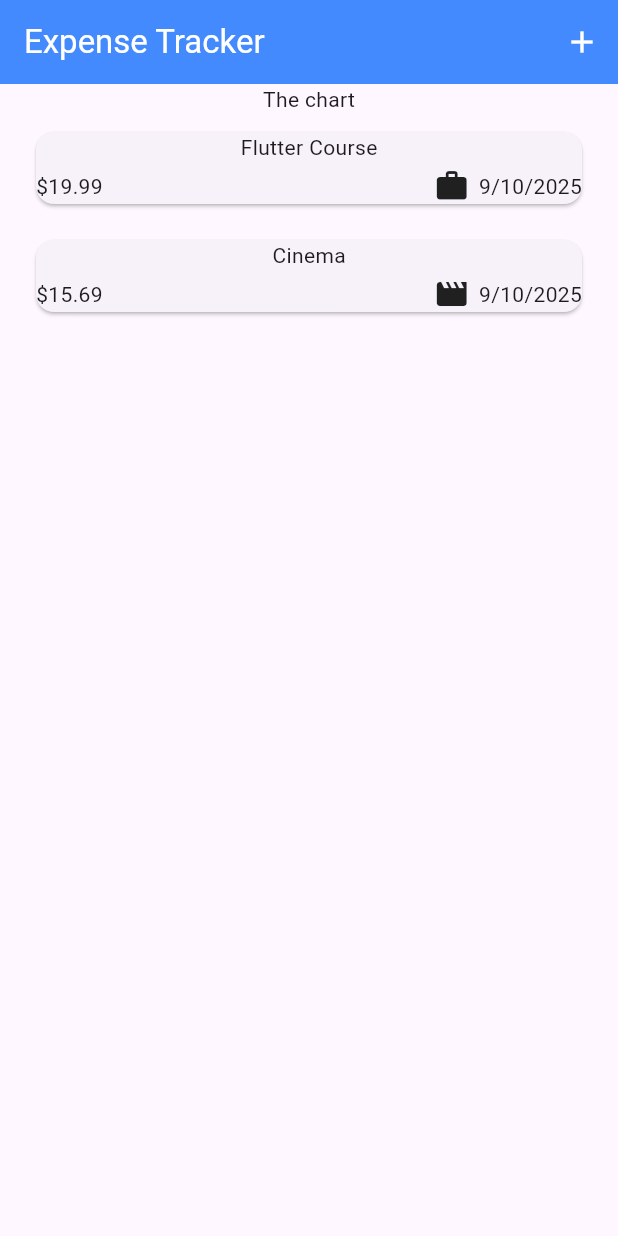
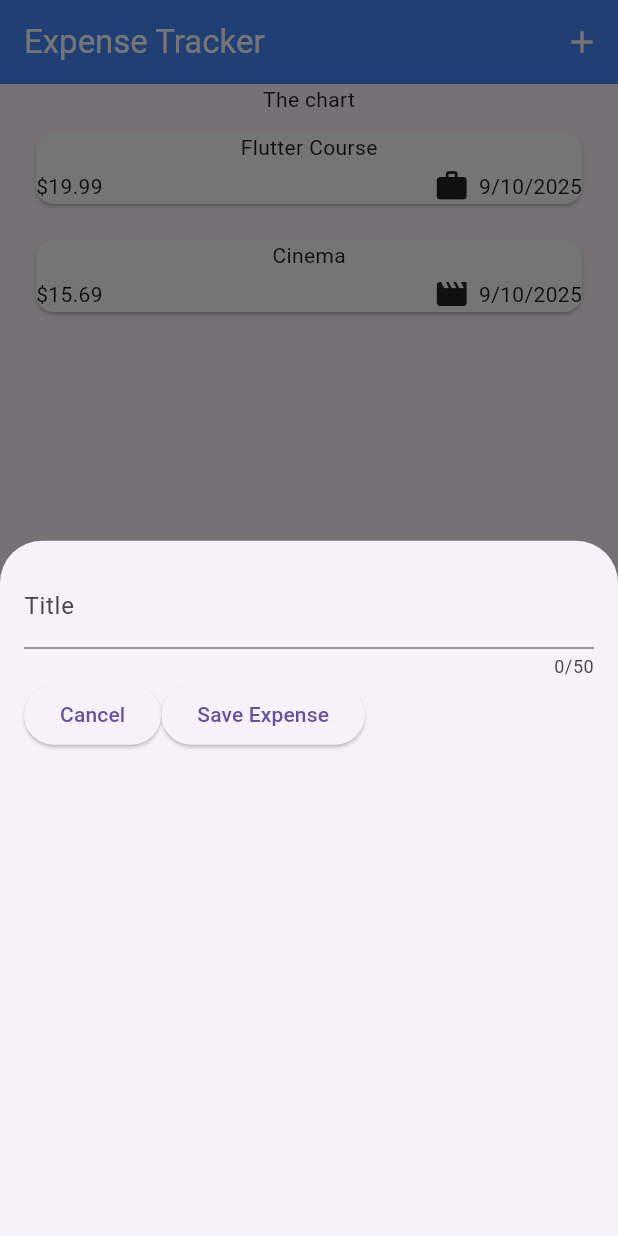
Before and after one commit to esperantkela/flutter-expensive-tracker-app, a Flutter app: the screen it shows after launch, after a tap on the "add" icon, on a phone screen of 412 x 824 dp. Run offline on Flutter 3.47's test engine with Material 3 defaults, Android fonts, the phone set to English and light mode, and no system bars.

Commit message:
feat(expenses): implement NewExpense widget and enhance expense addition functionality

```diff
--- a/lib/expenses.dart
+++ b/lib/expenses.dart
@@ -1,27 +1,50 @@
 import 'package:expensive_tracker/widgets/expensises_list/expenses_list.dart';
 import 'package:expensive_tracker/models/expense.dart';
+import 'package:expensive_tracker/widgets/new_expense.dart';
 import 'package:flutter/material.dart';
 
-class Expenses  extends StatefulWidget{
+class Expenses extends StatefulWidget {
   const Expenses({super.key});
   @override
   State<Expenses> createState() => _ExpensesState();
-
 }
 
-class _ExpensesState extends State<Expenses>{
+class _ExpensesState extends State<Expenses> {
   final List<Expense> registeredExpenses = [
-    Expense(title: 'Flutter Course', amount: 19.99, date: DateTime.now(), category: Category.work),
-    Expense(title: 'Cinema', amount: 15.69, date: DateTime.now(), category: Category.leisure),
+    Expense(
+      title: 'Flutter Course',
+      amount: 19.99,
+      date: DateTime.now(),
+      category: Category.work,
+    ),
+    Expense(
+      title: 'Cinema',
+      amount: 15.69,
+      date: DateTime.now(),
+      category: Category.leisure,
+    ),
   ];
+
+  void _openAddExpenseOverlay() {
+    showModalBottomSheet(
+      context: context,
+      builder: (ctx) => const NewExpense(),
+    );
+  }
+
   @override
-  Widget build(BuildContext context){
+  Widget build(BuildContext context) {
     return Scaffold(
-      appBar: AppBar(title: const Text('Expense Tracker'), foregroundColor: Colors.white, backgroundColor: Colors.blueAccent, actions: [
-        IconButton(onPressed: (){}, icon: const Icon(Icons.add))
-      ],),
+      appBar: AppBar(
+        title: const Text('Expense Tracker'),
+        foregroundColor: Colors.white,
+        backgroundColor: Colors.blueAccent,
+        actions: <Widget>[
+          IconButton(onPressed: _openAddExpenseOverlay, icon: const Icon(Icons.add)),
+        ],
+      ),
       body: Column(
-        children:  [
+        children: [
           Text('The chart'),
           Expanded(child: ExpensesList(expensises: registeredExpenses)),
         ],
--- a/lib/widgets/expensises_list/expenses_item.dart
+++ b/lib/widgets/expensises_list/expenses_item.dart
@@ -10,6 +10,7 @@ class ExpensesItem extends StatelessWidget {
     return Padding(
       padding: const EdgeInsets.symmetric(horizontal: 20, vertical: 8),
       child: Card(
+        color: Colors.white,
         child: Column(
           children: [
             Text(expense.title),
--- /dev/null
+++ b/lib/widgets/new_expense.dart
@@ -0,0 +1,51 @@
+import 'package:flutter/material.dart';
+
+class NewExpense  extends StatefulWidget {
+  const NewExpense({super.key});
+
+  @override
+  State<NewExpense> createState() => _NewExpenseState();
+}
+
+class _NewExpenseState extends State<NewExpense> {
+
+var  _enteredTitle = '';
+
+  void _saveTitleInput(String inputValue) {
+    _enteredTitle = inputValue;
+  }
+  @override
+  Widget build(BuildContext context) {
+    return Padding(
+      padding: EdgeInsets.all(16.0),
+      child: Column(
+        children: [
+          TextField(
+            onChanged: _saveTitleInput,
+            maxLength: 50,
+            keyboardType: TextInputType.text,
+            decoration: InputDecoration(labelText: 'Title'),
+          ),
+
+          Row(
+            children: [
+              ElevatedButton(
+                onPressed: () {
+                  Navigator.pop(context);
+                },
+                child: Text('Cancel'),
+              ),
+              ElevatedButton(
+                onPressed: () {
+                  print(_enteredTitle);
+                  Navigator.pop(context);
+                },
+                child: Text('Save Expense'),
+              ),
+            ],
+          ),
+        ],
+      ),
+    );
+  }
+}
```
